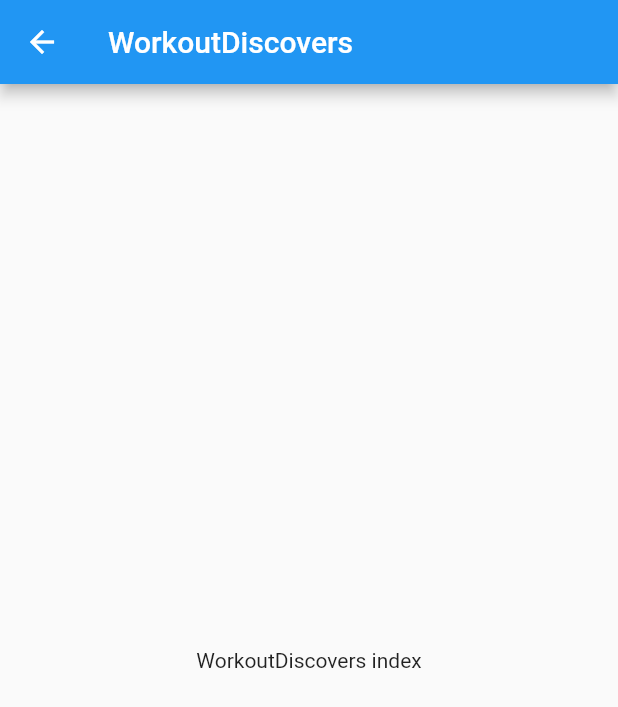
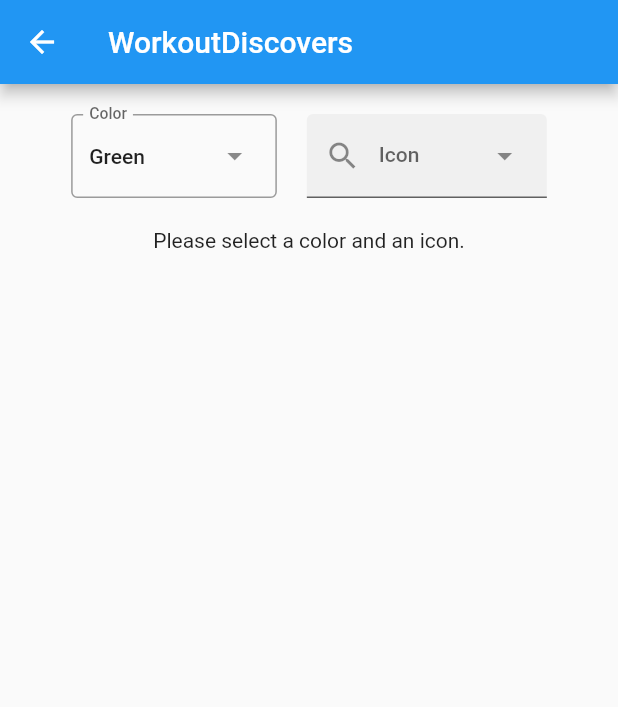
Before and after one commit to Sanotsu/free-fitness, a Flutter app: the screen it shows after launch, after a tap on "动作", on a phone screen of 412 x 824 dp. Shown: the top 707 px of the screen. Run offline on Flutter 3.47's test engine with Material 2 defaults, Android fonts, the light colour scheme and no system bars; our stand-ins replace flutter_screenutil, sqflite; accounts and stored records are empty.

Commit message:
feat:添加sqlitehelper基本结构和基础动作的model。

```diff
--- /dev/null
+++ b/lib/common/utils/sqlite_db_helper.dart
@@ -0,0 +1,214 @@
+// ignore_for_file: avoid_print
+
+import 'dart:async';
+import 'dart:io';
+
+import 'package:sqflite/sqflite.dart';
+import 'package:path_provider/path_provider.dart';
+
+import '../../models/training_state.dart';
+import 'sqlite_sql_statements.dart';
+
+class DBTrainHelper {
+  static final DBTrainHelper _dbHelper = DBTrainHelper._createInstance();
+  static Database? _database;
+  // 创建sqlite的db文件成功后，记录该地址，以便删除时使用。
+  var dbFilePath = "";
+
+  // 命名的构造函数用于创建DatabaseHelper的实例
+  DBTrainHelper._createInstance();
+
+  factory DBTrainHelper() => _dbHelper;
+
+  Future<Database> get database async =>
+      _database ??= await initializeDatabase();
+
+  // 初始化数据库
+  Future<Database> initializeDatabase() async {
+    // 获取Android和iOS存储数据库的目录路径。
+    Directory directory = await getApplicationDocumentsDirectory();
+    String path = "${directory.path}/${SqliteSqlStatements.databaseName}";
+
+    print("初始化 TRAIN sqlite数据库存放的地址：$path");
+
+    // 在给定路径上打开/创建数据库
+    var notesDatabase =
+        await openDatabase(path, version: 1, onCreate: _createDb);
+
+    dbFilePath = path;
+
+    return notesDatabase;
+  }
+
+  // 创建训练数据库相关表
+  void _createDb(Database db, int newVersion) async {
+    await db.execute(SqliteSqlStatements.ddlForExercise);
+    await db.execute(SqliteSqlStatements.ddlForAction);
+    await db.execute(SqliteSqlStatements.ddlForPlan);
+    await db.execute(SqliteSqlStatements.ddlForUser);
+    await db.execute(SqliteSqlStatements.ddlForTrainedLog);
+    await db.execute(SqliteSqlStatements.ddlForWeightTrend);
+  }
+
+  // 关闭数据库
+  Future<bool> closeDatabase() async {
+    Database db = await database;
+
+    print("db.isOpen ${db.isOpen}");
+    await db.close();
+    print("db.isOpen ${db.isOpen}");
+
+    // 删除db或者关闭db都需要重置db为null，
+    // 否则后续会保留之前的连接，以致出现类似错误：Unhandled Exception: DatabaseException(database_closed 5)
+    // https://github.com/tekartik/sqflite/issues/223
+    _database = null;
+
+    // 如果已经关闭了，返回ture
+    if (!db.isOpen) {
+      return true;
+    } else {
+      return false;
+    }
+  }
+
+  // 删除sqlite的db文件（初始化数据库操作中那个path的值）
+  void deleteDb() async {
+    print("开始删除內嵌的sqlite db文件，db文件地址：$dbFilePath");
+
+    // 删除db或者关闭db都需要重置db为null，
+    // 否则后续会保留之前的连接，以致出现类似错误：Unhandled Exception: DatabaseException(database_closed 5)
+    // https://stackoverflow.com/questions/60848752/delete-database-when-log-out-and-create-again-after-log-in-dart
+    _database = null;
+
+    await deleteDatabase(dbFilePath);
+  }
+
+// 显示db中已有的table，默认的和自建立的
+  void showTableNameList() async {
+    Database db = await database;
+    var tableNames = (await db
+            .query('sqlite_master', where: 'type = ?', whereArgs: ['table']))
+        .map((row) => row['name'] as String)
+        .toList(growable: false);
+
+    // for (var row
+    //     in (await db.query('sqlite_master', columns: ['type', 'name']))) {
+    //   print(row.values);
+    // }
+
+    print("------------1111");
+    print(tableNames);
+    print("------------1111");
+  }
+
+  ///
+  /// 动作库基础表exercise的相关操作
+  ///
+  ///
+  // 插入单条数据
+  Future<int> insertExercise(Exercise exercise) async {
+    Database db = await database;
+    var result = await db.insert(
+      SqliteSqlStatements.tableNameOfExercise,
+      exercise.toMap(),
+    );
+    return result;
+  }
+
+  // 修改单条数据
+  Future<int> updateExercise(Exercise exercise) async {
+    Database db = await database;
+    var result = await db.update(
+      SqliteSqlStatements.tableNameOfExercise,
+      exercise.toMap(),
+      // 确保Id存在.
+      where: 'exercise_id = ?',
+      // 传递 pdfState 的id作为whereArg，以防止SQL注入。
+      whereArgs: [exercise.exerciseId],
+    );
+    return result;
+  }
+
+  // 删除单条数据
+  Future<int> deleteExercise(int id) async {
+    Database db = await database;
+    var result = await db.delete(
+      SqliteSqlStatements.tableNameOfExercise,
+      where: "exercise_id=?",
+      whereArgs: [id],
+    );
+    return result;
+  }
+
+  // 指定栏位查询
+  Future<List<Exercise>> queryExercise({
+    int? exerciseId,
+    String? exerciseCode,
+    String? exerciseName,
+    String? force,
+    String? level,
+    String? mechanic,
+    String? equipment,
+    String? category,
+    String? primaryMuscle, // 都只有单个
+  }) async {
+    Database db = await database;
+
+    final whereClauses = <String>[];
+    final whereArgs = <dynamic>[];
+
+    final conditions = {
+      'exercise_id': exerciseId,
+      'exercise_code': exerciseCode,
+      'exercise_name': exerciseName,
+      'force': force,
+      'level': level,
+      'mechanic': mechanic,
+      'equipment': equipment,
+      'category': category,
+    };
+
+    conditions.forEach((key, value) {
+      if (value != null) {
+        whereClauses.add('$key = ?');
+        whereArgs.add(value);
+      }
+    });
+
+    if (primaryMuscle != null) {
+      whereClauses.add('primary_muscles LIKE ?');
+      whereArgs.add('%$primaryMuscle%');
+    }
+
+    final whereClause =
+        whereClauses.isNotEmpty ? 'WHERE ${whereClauses.join(' AND ')}' : '';
+
+    var sql =
+        'SELECT * FROM ${SqliteSqlStatements.tableNameOfExercise} $whereClause';
+    print("exercise条件查询的sql语句：$sql");
+
+    List<Map<String, dynamic>> maps = await db.rawQuery(sql, whereArgs);
+
+    return List.generate(maps.length, (i) {
+      return Exercise(
+        exerciseId: maps[i]['exercise_id'],
+        exerciseCode: maps[i]['exercise_code'],
+        exerciseName: maps[i]['exercise_name'],
+        force: maps[i]['force'],
+        level: maps[i]['level'],
+        mechanic: maps[i]['mechanic'],
+        equipment: maps[i]['equipment'],
+        instructions: maps[i]['instructions'],
+        ttsNotes: maps[i]['tts_notes'],
+        category: maps[i]['category'],
+        primaryMuscles: maps[i]['primary_muscles'],
+        secondaryMuscles: maps[i]['secondary_muscles'],
+        images: maps[i]['images'],
+        isCustom: maps[i]['is_custom'],
+        contributor: maps[i]['contributor'],
+        gmtCreate: maps[i]['gmt_create'],
+        gmtModified: maps[i]['gmt_modified'],
+      );
+    });
+  }
+}
--- /dev/null
+++ b/lib/common/utils/sqlite_sql_statements.dart
@@ -0,0 +1,110 @@
+/// sqlite中创建table的sql语句
+/// 2023-10-23 训练模块相关db语句
+class SqliteSqlStatements {
+  /// db name、table names
+  // db名称
+  static String databaseName = "embedded_train.db";
+  // 动作基础表
+  static const tableNameOfExercise = 'exercise';
+  // 动作组基础表
+  static const tableNameOfAction = 'action';
+  // 训练计划基础表
+  static const tableNameOfPlan = 'plan';
+  // 用户基础表
+  static const tableNameOfUser = 'user';
+  // 训练日志记录表
+  static const tableNameOfTrainingLog = 'training_log';
+  // 体重趋势记录表
+  static const tableNameOfWeightTrend = 'weight_trend';
+
+  static const String ddlForExercise = """
+    CREATE TABLE $tableNameOfExercise (
+      exercise_id INTEGER NOT NULL PRIMARY KEY AUTOINCREMENT UNIQUE,
+      exercise_code TEXT UNIQUE NOT NULL,
+      exercise_name TEXT UNIQUE NOT NULL,
+      force TEXT,
+      level TEXT,
+      mechanic TEXT,
+      equipment TEXT,
+      instructions TEXT,
+      tts_notes TEXT,
+      category TEXT NOT NULL,
+      primary_muscles TEXT,
+      secondary_muscles TEXT,
+      images TEXT,
+      is_custom INTEGER DEFAULT 0,
+      contributor TEXT,
+      gmt_create TEXT NOT NULL,
+      gmt_modified TEXT
+    );
+    """;
+
+  static const String ddlForAction = """
+    CREATE TABLE $tableNameOfAction (
+      action_id INTEGER,
+      action_code TEXT,
+      action_name TEXT,
+      action_category TEXT,
+      exercise_id TEXT,
+      sorted_number INTEGER,
+      frequency INTEGER,
+      duration  INTEGER,
+      weight  REAL,
+      contributor TEXT,
+      gmt_create  TEXT,
+      gmt_modified  TEXT,
+      PRIMARY KEY (action_id,exercise_id,sorted_number)
+    );
+    """;
+
+  static const String ddlForPlan = """
+    CREATE TABLE $tableNameOfPlan (
+      plan_id INTEGER,
+      plan_code TEXT,
+      plan_name TEXT,
+      plan_category TEXT,
+      day_number  INTEGER,
+      action_id INTEGER,
+      contributor TEXT,
+      gmt_create  TEXT,
+      gmt_modified  TEXT,
+      PRIMARY KEY (plan_id,day_number)
+    );
+    """;
+
+  static const String ddlForUser = """
+    CREATE TABLE $tableNameOfUser (
+      user_id INTEGER NOT NULL PRIMARY KEY AUTOINCREMENT UNIQUE,
+      user_code TEXT,
+      user_name TEXT,
+      height  REAL,
+      height_unit  TEXT
+    );
+    """;
+
+  static const String ddlForTrainedLog = """
+    CREATE TABLE $tableNameOfTrainingLog (
+      trained_log_id  INTEGER NOT NULL PRIMARY KEY AUTOINCREMENT UNIQUE,
+      user_id INTEGER,
+      plan_id INTEGER,
+      day_number  INTEGER,
+      is_completed  INTEGER,
+      sorted_number INTEGER,
+      trained_date  TEXT,
+      trained_duration  REAL
+    );
+    """;
+
+  static const String ddlForWeightTrend = """
+    CREATE TABLE $tableNameOfWeightTrend (
+      weight_trend_id INTEGER NOT NULL PRIMARY KEY AUTOINCREMENT UNIQUE,
+      user_id INTEGER,
+      measured_date TEXT,
+      weight  REAL,
+      weight_unit TEXT,
+      height  REAL,
+      height_unit  TEXT,
+      bmi_value REAL
+    );
+    """;
+}
--- /dev/null
+++ b/lib/models/training_state.dart
@@ -0,0 +1,66 @@
+/// 关于训练模块的model都放在这里
+
+// 动作基础表的model
+class Exercise {
+  int? exerciseId; // 自增的，可以不传
+  String exerciseCode, exerciseName, category, gmtCreate;
+  String? force, level, mechanic, equipment, instructions, ttsNotes;
+  String? primaryMuscles, secondaryMuscles, images, isCustom, contributor;
+  String? gmtModified;
+
+  Exercise({
+    this.exerciseId,
+    required this.exerciseCode,
+    required this.exerciseName,
+    required this.category,
+    required this.gmtCreate,
+    this.force,
+    this.level,
+    this.mechanic,
+    this.equipment,
+    this.instructions,
+    this.ttsNotes,
+    this.primaryMuscles,
+    this.secondaryMuscles,
+    this.images,
+    this.isCustom,
+    this.contributor,
+    this.gmtModified,
+  });
+
+  // 将一个 TxtState 转换成一个Map。键必须对应于数据库中的列名。
+  Map<String, dynamic> toMap() {
+    return {
+      'exercise_id': exerciseId,
+      'exercise_code': exerciseCode,
+      'exercise_name': exerciseName,
+      'force': force,
+      'level': level,
+      'mechanic': mechanic,
+      'equipment': equipment,
+      'instructions': instructions,
+      'tts_notes': ttsNotes,
+      'category': category,
+      'primary_muscles': primaryMuscles,
+      'secondary_muscles': secondaryMuscles,
+      'images': images,
+      'is_custom': isCustom,
+      'contributor': contributor,
+      'gmt_create': gmtCreate,
+      'gmt_modified': gmtModified,
+    };
+  }
+
+  // 重写 toString 方法
+  @override
+  String toString() {
+    return '''
+    Exercise{
+    exercise_id: $exerciseId, exercise_code: $exerciseCode, exercise_name: $exerciseName,
+    force: $force, level: $level, mechanic: $mechanic,equipment: $equipment,
+    instructions: $instructions, tts_notes: $ttsNotes, category: $category,
+    primary_muscles: $primaryMuscles, secondary_muscles: $secondaryMuscles, images: $images,
+    is_custom: $isCustom, contributor: $contributor, gmt_create: $gmtCreate, gmt_modified: $gmtModified }
+    ''';
+  }
+}
--- a/lib/views/workout/discovers/index.dart
+++ b/lib/views/workout/discovers/index.dart
@@ -1,4 +1,37 @@
+// ignore_for_file: avoid_print
+
 import 'package:flutter/material.dart';
+import 'package:free_fitness/models/training_state.dart';
+// import 'package:intl/intl.dart';
+
+import '../../../common/utils/sqlite_db_helper.dart';
+// import '../../../common/utils/tools.dart';
+
+enum ColorLabel {
+  blue('Blue', Colors.blue),
+  pink('Pink', Colors.pink),
+  green('Green', Colors.green),
+  yellow('Yellow', Colors.yellow),
+  grey('Grey', Colors.grey);
+
+  const ColorLabel(this.label, this.color);
+  final String label;
+  final Color color;
+}
+
+enum IconLabel {
+  smile('Smile', Icons.sentiment_satisfied_outlined),
+  cloud(
+    'Cloud',
+    Icons.cloud_outlined,
+  ),
+  brush('Brush', Icons.brush_outlined),
+  heart('Heart', Icons.favorite);
+
+  const IconLabel(this.label, this.icon);
+  final String label;
+  final IconData icon;
+}
 
 class WorkoutDiscovers extends StatefulWidget {
   const WorkoutDiscovers({super.key});
@@ -8,13 +41,146 @@ class WorkoutDiscovers extends StatefulWidget {
 }
 
 class _WorkoutDiscoversState extends State<WorkoutDiscovers> {
+  final DBTrainHelper _dbHelper = DBTrainHelper();
+
+  List<Exercise> exerciseList = [];
+
+  @override
+  void initState() {
+    super.initState();
+    _getAllExerciseList();
+  }
+
+  /// 获取数据库中已有的文件
+  void _getAllExerciseList() async {
+    print("11111111");
+
+    var tempPdfStateList = await _dbHelper.queryExercise(
+        // category: "12",
+        // exerciseId: 123,
+        // primaryMuscle: "abs",
+        );
+
+    print(tempPdfStateList);
+    setState(() {
+      exerciseList = tempPdfStateList;
+    });
+  }
+
+  final TextEditingController colorController = TextEditingController();
+  final TextEditingController iconController = TextEditingController();
+  ColorLabel? selectedColor;
+  IconLabel? selectedIcon;
+
   @override
   Widget build(BuildContext context) {
+    final List<DropdownMenuEntry<ColorLabel>> colorEntries =
+        <DropdownMenuEntry<ColorLabel>>[];
+    for (final ColorLabel color in ColorLabel.values) {
+      colorEntries.add(
+        DropdownMenuEntry<ColorLabel>(
+            value: color, label: color.label, enabled: color.label != 'Grey'),
+      );
+    }
+
+    final List<DropdownMenuEntry<IconLabel>> iconEntries =
+        <DropdownMenuEntry<IconLabel>>[];
+    for (final IconLabel icon in IconLabel.values) {
+      iconEntries
+          .add(DropdownMenuEntry<IconLabel>(value: icon, label: icon.label));
+    }
+
     return Scaffold(
       appBar: AppBar(
         title: const Text('WorkoutDiscovers'),
       ),
-      body: const Center(child: Text('WorkoutDiscovers index')),
+      body: SafeArea(
+        child: Column(
+          children: <Widget>[
+            Padding(
+              padding: const EdgeInsets.symmetric(vertical: 20),
+              child: Row(
+                mainAxisAlignment: MainAxisAlignment.center,
+                children: <Widget>[
+                  DropdownMenu<ColorLabel>(
+                    initialSelection: ColorLabel.green,
+                    controller: colorController,
+                    label: const Text('Color'),
+                    dropdownMenuEntries: colorEntries,
+                    onSelected: (ColorLabel? color) {
+                      setState(() {
+                        selectedColor = color;
+                      });
+                    },
+                  ),
+                  const SizedBox(width: 20),
+                  DropdownMenu<IconLabel>(
+                    controller: iconController,
+                    enableFilter: true,
+                    leadingIcon: const Icon(Icons.search),
+                    label: const Text('Icon'),
+                    dropdownMenuEntries: iconEntries,
+                    inputDecorationTheme: const InputDecorationTheme(
+                      filled: true,
+                      contentPadding: EdgeInsets.symmetric(vertical: 5.0),
+                    ),
+                    onSelected: (IconLabel? icon) {
+                      setState(() {
+                        selectedIcon = icon;
+                      });
+                    },
+                  )
+                ],
+              ),
+            ),
+            if (selectedColor != null && selectedIcon != null)
+              Row(
+                mainAxisAlignment: MainAxisAlignment.center,
+                children: <Widget>[
+                  Text(
+                      'You selected a ${selectedColor?.label} ${selectedIcon?.label}'),
+                  Padding(
+                    padding: const EdgeInsets.symmetric(horizontal: 5),
+                    child: Icon(
+                      selectedIcon?.icon,
+                      color: selectedColor?.color,
+                    ),
+                  )
+                ],
+              )
+            else
+              const Text('Please select a color and an icon.')
+          ],
+        ),
+      ),
+      // body: Center(
+      //   child: Column(
+      //     children: [
+      //       const Text('WorkoutDiscovers index'),
+      //       TextButton(
+      //         onPressed: () async {
+      //           Exercise exercise = Exercise(
+      //             category: "ok",
+      //             exerciseCode: getRandomString(4),
+      //             exerciseName: getRandomString(5),
+      //             gmtCreate: DateFormat.yMMMd().format(DateTime.now()),
+      //           );
+
+      //           await _dbHelper.insertExercise(exercise);
+
+      //           var list = await _dbHelper.queryExercise(
+      //               // category: "12",
+      //               // exerciseId: 123,
+      //               // primaryMuscle: "abs",
+      //               );
+
+      //           print(list.length);
+      //         },
+      //         child: const Text('TextButton'),
+      //       )
+      //     ],
+      //   ),
+      // ),
     );
   }
 }
--- a/pubspec.yaml
+++ b/pubspec.yaml
@@ -39,6 +39,8 @@ dependencies:
   intl: ^0.18.1
   flutter_localizations:
     sdk: flutter
+  sqflite: ^2.3.0
+  path_provider: ^2.1.1
 
 dev_dependencies:
   flutter_test:
```
Also changed, not shown: pubspec.lock.
